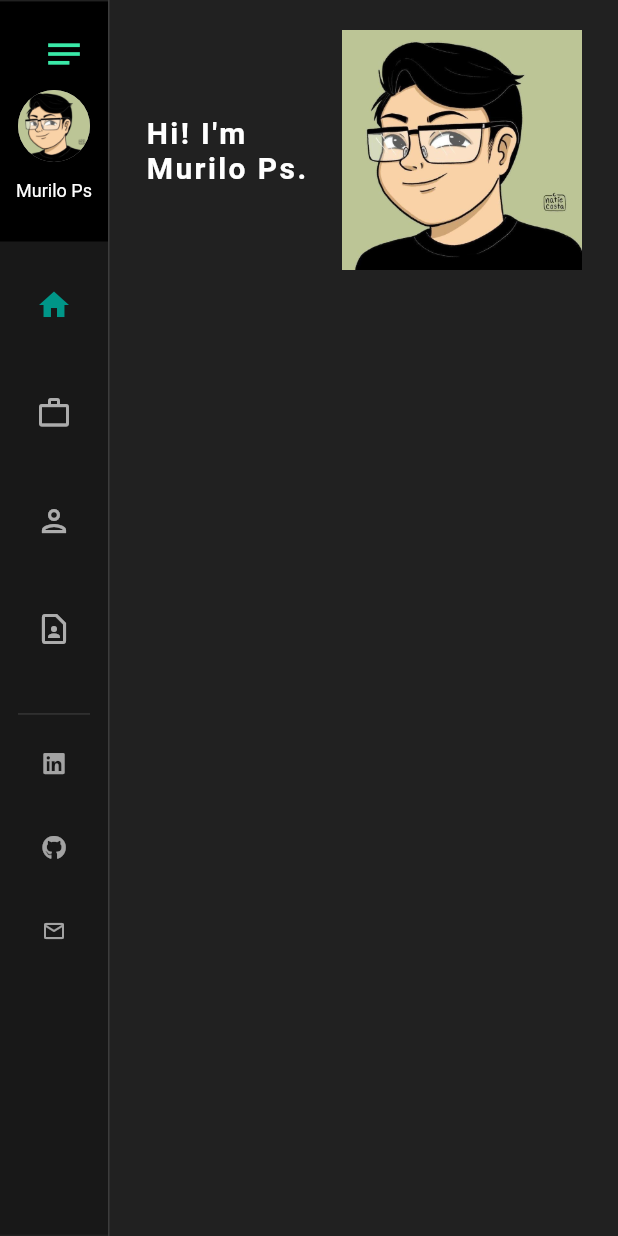
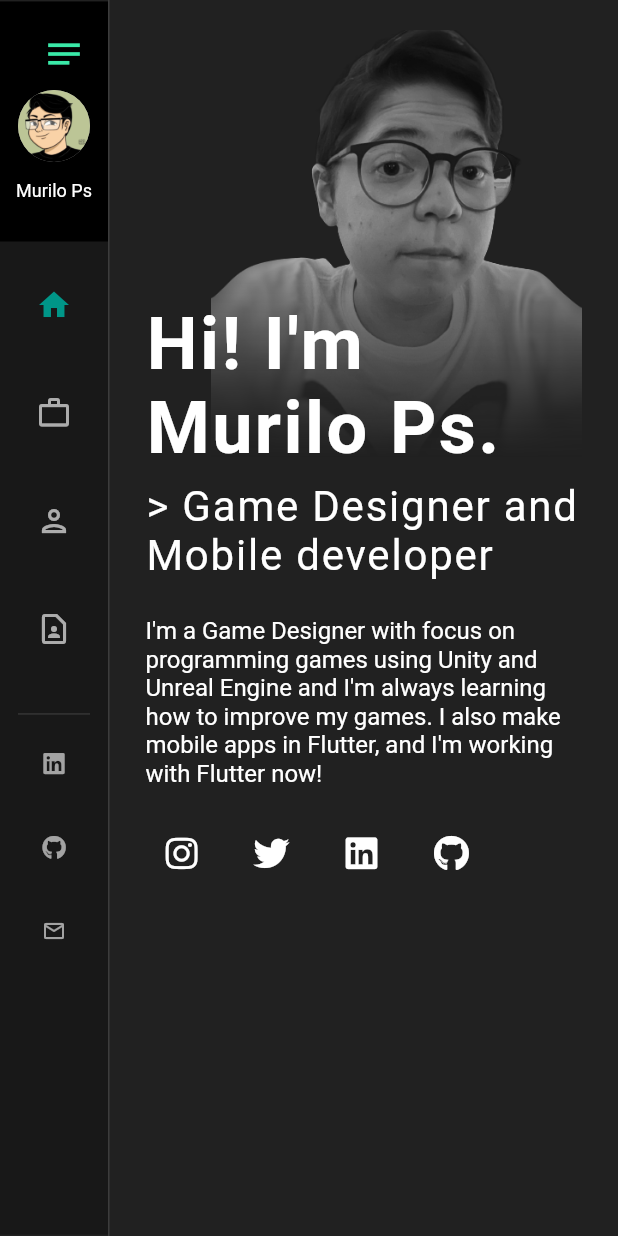
Before and after one commit to murilinhoPs/murilinho-portfolio, a Flutter app: the screen it shows after launch, on a phone screen of 412 x 824 dp. Run offline on Flutter 3.47's test engine with Material 2 defaults, Android fonts, the phone set to English and light mode, and no system bars; our stand-ins replace flutter_markdown, responsive_builder.

Commit message:
Create home section with both mobile and desktop

```diff
--- /dev/null
+++ b/lib/pages/main_page/sections/home/home_mobile.dart
@@ -0,0 +1,77 @@
+import 'package:flutter/material.dart';
+import 'package:murilinho_portfolio/assets_path.dart';
+import 'package:murilinho_portfolio/constants.dart';
+import 'package:murilinho_portfolio/strings.dart';
+import 'package:murilinho_portfolio/widgets/image_fade_widget.dart';
+import 'package:murilinho_portfolio/widgets/social_icon_buttons/social_icon_button_mobile.dart';
+
+class HomeMobile extends StatelessWidget {
+  const HomeMobile({Key? key}) : super(key: key);
+
+  @override
+  Widget build(BuildContext context) {
+    final height = MediaQuery.of(context).size.height;
+
+    return Stack(
+      children: [
+        Positioned(
+          top: -28,
+          right: 0,
+          child: ImageFadeWidget(
+            imagePath: Assets.mePortrait,
+            height: height * 0.4,
+          ),
+        ),
+        Padding(
+          padding: EdgeInsets.only(top: height * 0.22),
+          child: Column(
+            crossAxisAlignment: CrossAxisAlignment.start,
+            children: [
+              Text(
+                Strings.homeSubtitle,
+                style: TextStyle(
+                  fontSize: 48,
+                  fontWeight: FontWeight.bold,
+                  letterSpacing: 1.6,
+                ),
+              ),
+              SizedBox(height: 8.0),
+              Text(
+                Strings.homeIntro,
+                style: TextStyle(
+                  fontSize: 28,
+                  letterSpacing: 1.2,
+                ),
+              ),
+              SizedBox(height: 24.0),
+              SizedBox(
+                width: 400,
+                child: Text(
+                  Strings.homeMiniBio,
+                  style: TextStyle(
+                    fontSize: 16,
+                  ),
+                ),
+              ),
+              SizedBox(height: 20.0),
+              Row(
+                mainAxisAlignment: MainAxisAlignment.start,
+                children: List.generate(
+                  socialLinksIcons.length,
+                  (index) => SocialIconButtonMobile(
+                    icon: socialLinksIcons[index],
+                    socialLink: socialLinks[index],
+                    height: 24.0,
+                    padding: EdgeInsets.only(
+                      right: 12.0,
+                    ),
+                  ),
+                ),
+              ),
+            ],
+          ),
+        ),
+      ],
+    );
+  }
+}
--- a/lib/pages/main_page/sections/home/home_section.dart
+++ b/lib/pages/main_page/sections/home/home_section.dart
@@ -1,5 +1,6 @@
 import 'package:flutter/material.dart';
 import 'package:murilinho_portfolio/pages/main_page/sections/home/home_desktop.dart';
+import 'package:murilinho_portfolio/pages/main_page/sections/home/home_mobile.dart';
 import 'package:responsive_builder/responsive_builder.dart';
 
 class HomeSection extends StatelessWidget {
@@ -9,7 +10,7 @@ class HomeSection extends StatelessWidget {
   Widget build(BuildContext context) {
     return ScreenTypeLayout(
       desktop: HomeDesktop(),
-      mobile: HomeDesktop(),
+      mobile: HomeMobile(),
     );
   }
 }
--- a/lib/strings.dart
+++ b/lib/strings.dart
@@ -29,8 +29,9 @@ class Strings {
   static const projectsSubtitle = r'''Some projects I've done so far''';
 
   static const homeSubtitle = r'''Hi! I'm Murilo Ps.''';
+  static const homeIntro = '> Game Designer and Mobile developer';
   static const homeMiniBio =
-      r'''I'm a Game Designer with focus on programming games using Unity and Unreal Engine and I'm always learning how to improve my games. I also make mobile apps in Flutter, and I'm working with Flutter now''';
+      r'''I'm a Game Designer with focus on programming games using Unity and Unreal Engine and I'm always learning how to improve my games. I also make mobile apps in Flutter, and I'm working with Flutter now!''';
 
   static const aboutMeDescription =
       r'''I´m Murilo Pescatori Souza, 22 years old and a PwD with Duchenne Muscular Dystrophy. I have a bachelor's degree in Game Design and now I'm working at a Nubank as Mobile developer. Since I was a kid I wanted to learn about Game Development, how games are made. And now I´m into this marvelous world!
--- /dev/null
+++ b/lib/widgets/image_fade_widget.dart
@@ -0,0 +1,36 @@
+import 'package:flutter/material.dart';
+
+class ImageFadeWidget extends StatelessWidget {
+  const ImageFadeWidget({
+    Key? key,
+    required this.imagePath,
+    required this.height,
+  }) : super(key: key);
+  final String imagePath;
+  final double height;
+
+  @override
+  Widget build(BuildContext context) {
+    return ShaderMask(
+      shaderCallback: (rect) {
+        return LinearGradient(
+          stops: [0.0, 0.9],
+          begin: Alignment.center,
+          end: Alignment.bottomCenter,
+          colors: [
+            Colors.black,
+            Colors.transparent,
+          ],
+        ).createShader(rect);
+      },
+      blendMode: BlendMode.dstIn,
+      child: Opacity(
+        opacity: 0.7,
+        child: Image.asset(
+          imagePath,
+          height: height,
+        ),
+      ),
+    );
+  }
+}
--- /dev/null
+++ b/lib/widgets/social_icon_buttons/social_icon_button_mobile.dart
@@ -0,0 +1,34 @@
+import 'package:flutter/material.dart';
+import 'package:murilinho_portfolio/constants.dart';
+import 'package:murilinho_portfolio/helpers.dart';
+
+class SocialIconButtonMobile extends StatelessWidget {
+  const SocialIconButtonMobile({
+    required this.icon,
+    required this.socialLink,
+    required this.height,
+    this.padding = EdgeInsets.zero,
+  });
+  final IconData icon;
+  final String socialLink;
+  final double height;
+  final EdgeInsets padding;
+
+  @override
+  Widget build(BuildContext context) {
+    return Padding(
+      padding: padding,
+      child: IconButton(
+        padding: EdgeInsets.zero,
+        iconSize: height,
+        onPressed: () => launchURL(socialLink),
+        hoverColor: primaryColor.withOpacity(0.8),
+        splashRadius: 28,
+        icon: Icon(
+          icon,
+          color: Colors.white,
+        ),
+      ),
+    );
+  }
+}
```
Also changed, not shown: lib/pages/main_page/sections/home/home_desktop.dart (+54 -11 lines), lib/widgets/social_icon_buttons/social_icon_button_desktop.dart (added, +47 -0 lines).
